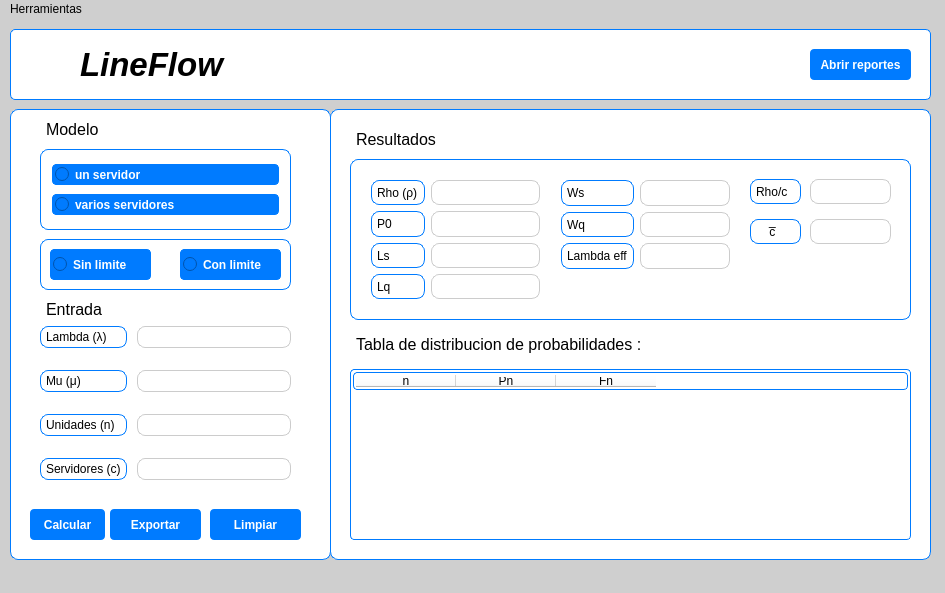
Above: lineFlow.ui from santiagoTrivi/lineFlow before the change. Below: the same form after it.
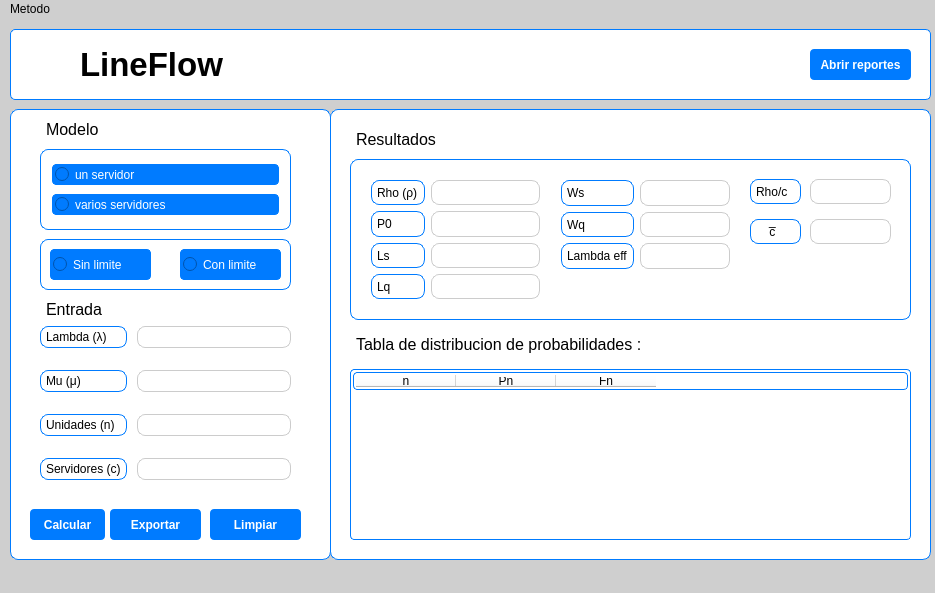
That is the form after the change. Icons and pictures are not drawn.

Commit message: update: ui | average and standard desvitation

```diff
--- a/lineFlow.ui
+++ b/lineFlow.ui
@@ -6,7 +6,7 @@
    <rect>
     <x>0</x>
     <y>0</y>
-    <width>945</width>
+    <width>935</width>
     <height>593</height>
    </rect>
   </property>
@@ -450,8 +450,7 @@
     </property>
     <property name="font">
      <font>
-      <family>Arial</family>
-      <italic>true</italic>
+      <family>Arial,sans-serif</family>
      </font>
     </property>
     <property name="styleSheet">
@@ -476,10 +475,9 @@
      </property>
      <property name="font">
       <font>
-       <family>Arial</family>
+       <family>Arial,sans-serif</family>
        <pointsize>25</pointsize>
        <weight>75</weight>
-       <italic>true</italic>
        <bold>true</bold>
       </font>
      </property>
@@ -706,9 +704,7 @@
       </property>
       <property name="font">
        <font>
-        <family>Arial</family>
-        <weight>75</weight>
-        <bold>true</bold>
+        <family>Arial,sans-serif</family>
        </font>
       </property>
       <property name="styleSheet">
@@ -733,9 +729,7 @@
       </property>
       <property name="font">
        <font>
-        <family>Arial</family>
-        <weight>75</weight>
-        <bold>true</bold>
+        <family>Arial,sans-serif</family>
        </font>
       </property>
       <property name="styleSheet">
@@ -878,6 +872,9 @@
        <height>81</height>
       </rect>
      </property>
+     <property name="styleSheet">
+      <string notr="true"/>
+     </property>
      <property name="frameShape">
       <enum>QFrame::StyledPanel</enum>
      </property>
@@ -889,9 +886,7 @@
        <widget class="QRadioButton" name="singleServer_radioButton">
         <property name="font">
          <font>
-          <family>Arial</family>
-          <weight>75</weight>
-          <bold>true</bold>
+          <family>Arial,sans-serif</family>
          </font>
         </property>
         <property name="styleSheet">
@@ -908,9 +903,7 @@
        <widget class="QRadioButton" name="multiServer_radioButton">
         <property name="font">
          <font>
-          <family>Arial</family>
-          <weight>75</weight>
-          <bold>true</bold>
+          <family>Arial,sans-serif</family>
          </font>
         </property>
         <property name="styleSheet">
@@ -932,13 +925,13 @@
     <rect>
      <x>0</x>
      <y>0</y>
-     <width>945</width>
-     <height>21</height>
+     <width>935</width>
+     <height>23</height>
     </rect>
    </property>
    <widget class="QMenu" name="menuHerramientas">
     <property name="title">
-     <string>Herramientas</string>
+     <string>Metodo</string>
     </property>
     <addaction name="openGeneratorWindow"/>
    </widget>
```
Left out of the diff: 37 changed lines with no effect on the pictures. The commit also changes 5 other files.
